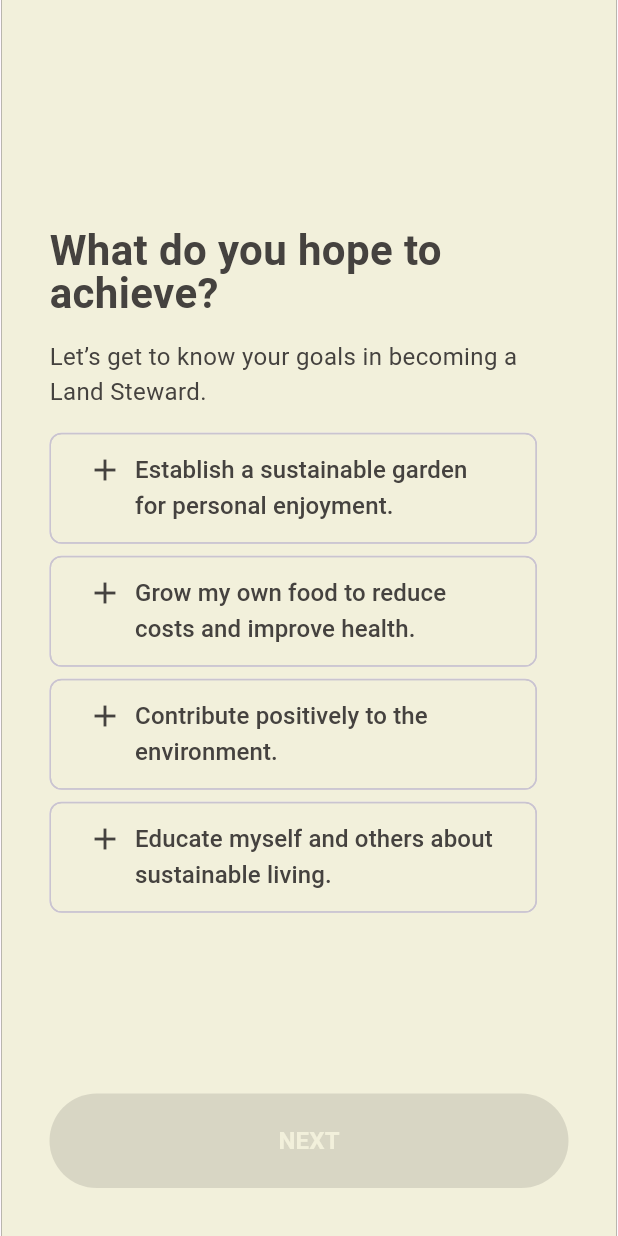
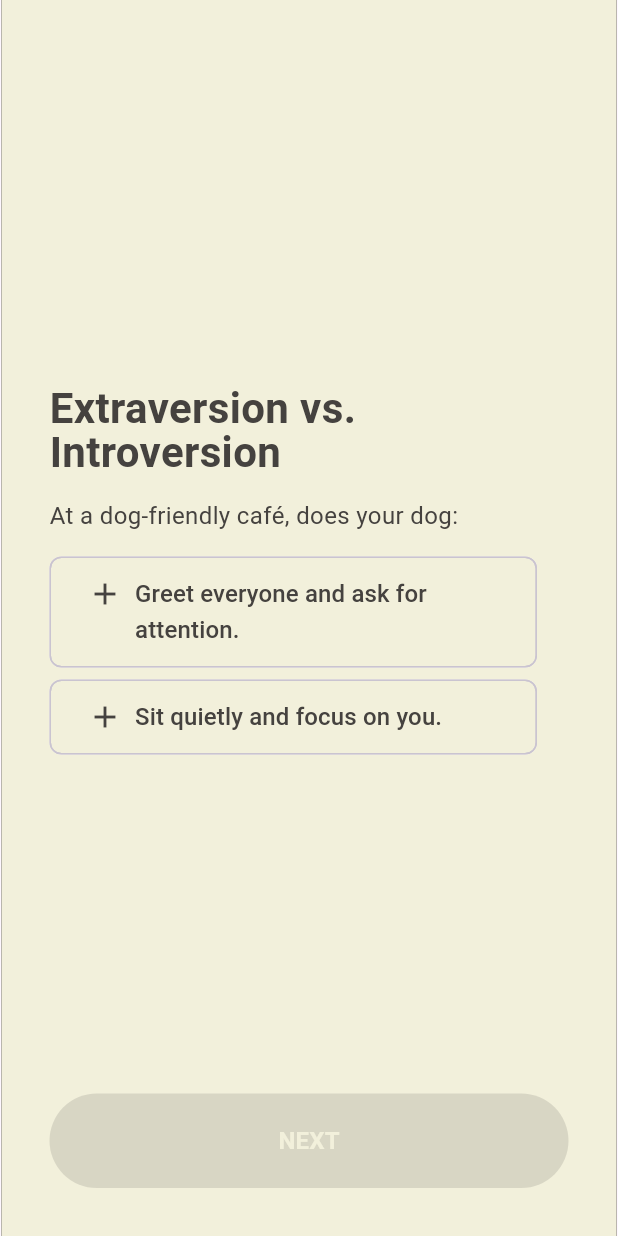
Before and after one commit to nullboundary/pawsonality, a Flutter app: the MbtiQuiz screen opened by its route, on a phone screen of 412 x 824 dp. Run offline on Flutter 3.47's test engine with Material 3 defaults, Android fonts, the phone set to English and light mode, and no system bars; generated files the repository leaves out were written again; Roboto replaces fonts that are missing (AvantGarde LT).

Commit message:
add questions to quiz

```diff
--- a/pawsonality_app/lib/src/app.dart
+++ b/pawsonality_app/lib/src/app.dart
@@ -1,9 +1,9 @@
 import 'package:flutter/material.dart';
 import 'package:flutter_gen/gen_l10n/app_localizations.dart';
 import 'package:flutter_localizations/flutter_localizations.dart';
-import 'package:pawsonality_app/src/screens/home.dart';
-import 'package:pawsonality_app/src/screens/mbti_quiz.dart';
-import 'package:pawsonality_app/src/screens/splash.dart';
+import 'package:pawsonality_app/src/views/home.dart';
+import 'package:pawsonality_app/src/views/mbti_quiz.dart';
+import 'package:pawsonality_app/src/views/splash.dart';
 
 class PawsonalityApp extends StatelessWidget {
   const PawsonalityApp({
--- a/pawsonality_app/lib/src/controllers/ei_controller.dart
+++ /dev/null
@@ -1,38 +0,0 @@
-enum GoalFilterTypes {
-  Personal,
-  Food,
-  Environment,
-  Educate,
-}
-
-class GoalFilterController {
-  Set<GoalFilterTypes> selectedFilters = {};
-
-  String getEnumDescription(GoalFilterTypes enumValue) {
-    final Map<GoalFilterTypes, String> enumToStringMap = {
-      GoalFilterTypes.Personal: 'Establish a sustainable garden for personal enjoyment.',
-      GoalFilterTypes.Food: 'Grow my own food to reduce costs and improve health.',
-      GoalFilterTypes.Environment: 'Contribute positively to the environment.',
-      GoalFilterTypes.Educate: 'Educate myself and others about sustainable living.',
-    };
-
-    return enumToStringMap[enumValue] ?? 'Unknown';
-  }
-
-  void setFilters(List<String> filters) {
-    selectedFilters =
-        filters.map((filter) => GoalFilterTypes.values.firstWhere((element) => element.toString() == filter)).toSet();
-  }
-
-  void addFilter(GoalFilterTypes filter) {
-    selectedFilters.add(filter);
-  }
-
-  void removeFilter(GoalFilterTypes filter) {
-    selectedFilters.remove(filter);
-  }
-
-  List<String> getFilters() {
-    return selectedFilters.map((filter) => filter.toString()).toList();
-  }
-}
--- /dev/null
+++ b/pawsonality_app/lib/src/controllers/question_controller.dart
@@ -0,0 +1,19 @@
+class QuestionController {
+  Map<String, Set<String>> selectedFilters = {};
+
+  void setFilters(String question, List<String> filters) {
+    selectedFilters[question] = filters.toSet();
+  }
+
+  void addFilter(String question, String filter) {
+    selectedFilters.putIfAbsent(question, () => {}).add(filter);
+  }
+
+  void removeFilter(String question, String filter) {
+    selectedFilters[question]?.remove(filter);
+  }
+
+  List<String> getFilters(String question) {
+    return selectedFilters[question]?.toList() ?? [];
+  }
+}
--- /dev/null
+++ b/pawsonality_app/lib/src/infrastructure/models/question_model.dart
@@ -0,0 +1,146 @@
+enum QuestionType {
+  EI, // Extroverted Introvert
+  SN, // Sensing Intuition
+  TF, // Thinking Feeling
+  JP, // Judging Perceiving
+}
+
+enum AnswerType {
+  E, // Extroverted
+  I, // Introvert
+  S, // Sensing
+  N, // Intuition
+  T, // Thinking
+  F, // Feeling
+  J, // Judging
+  P, // Perceiving
+}
+
+class Question {
+  final String questionTitle;
+  final String questionText;
+  final QuestionType questionType;
+  final List<String> answers;
+  final List<AnswerType> answerTypes;
+  final Map<String, String> answerDescriptions;
+
+  Question({
+    required this.questionTitle,
+    required this.questionText,
+    required this.questionType,
+    required this.answers,
+    required this.answerTypes,
+    required this.answerDescriptions,
+  });
+}
+
+final List<Question> eiQuestions = [
+  Question(
+    questionTitle: 'Extraversion vs. Introversion',
+    questionText: 'At a dog-friendly café, does your dog:',
+    questionType: QuestionType.EI,
+    answers: ['Greet everyone', 'Sit quietly'],
+    answerTypes: [AnswerType.E, AnswerType.I],
+    answerDescriptions: {
+      'Greet everyone': 'Greet everyone and ask for attention.',
+      'Sit quietly': 'Sit quietly and focus on you.',
+    },
+  ),
+  Question(
+    questionTitle: 'Extraversion vs. Introversion',
+    questionText: 'When meeting new people, does your dog:',
+    questionType: QuestionType.EI,
+    answers: ['Wag tail', 'Hide'],
+    answerTypes: [AnswerType.E, AnswerType.I],
+    answerDescriptions: {
+      'Wag tail': 'Wag tail and approach happily.',
+      'Hide': 'Hide behind you or stay away.',
+    },
+  ),
+  Question(
+    questionTitle: 'Extraversion vs. Introversion',
+    questionText: 'During group play at the park, does your dog:',
+    questionType: QuestionType.EI,
+    answers: ['Middle', 'Outskirts'],
+    answerTypes: [AnswerType.E, AnswerType.I],
+    answerDescriptions: {
+      'Middle': 'Dive into the middle of the group.',
+      'Outskirts': 'Stay on the outskirts or play with just one friend.',
+    },
+  ),
+];
+
+final List<Question> snQuestions = [
+  Question(
+    questionTitle: 'Sensing vs. Intuition',
+    questionText: 'If you hide a treat, does your dog:',
+    questionType: QuestionType.SN,
+    answers: ['Systematic', 'Guess'],
+    answerTypes: [AnswerType.S, AnswerType.N],
+    answerDescriptions: {
+      'Systematic': 'Sniff systematically to locate it.',
+      'Guess': 'Seem to guess its location or lose interest quickly.',
+    },
+  ),
+  Question(
+    questionTitle: 'Sensing vs. Intuition',
+    questionText: 'When given a puzzle toy, does your dog:',
+    questionType: QuestionType.SN,
+    answers: ['Methodical', 'Experiment'],
+    answerTypes: [AnswerType.S, AnswerType.N],
+    answerDescriptions: {
+      'Methodical': 'Methodically work through the puzzle to get the treat.',
+      'Experiment': 'Experiment with different ways to solve it, even unconventional ones.',
+    },
+  ),
+];
+
+final List<Question> tfQuestions = [
+  Question(
+    questionTitle: 'Thinking vs. Feeling',
+    questionText: 'When scolded for an accident indoors, does your dog:',
+    questionType: QuestionType.TF,
+    answers: ['Acknowledge', 'Upset'],
+    answerTypes: [AnswerType.T, AnswerType.F],
+    answerDescriptions: {
+      'Acknowledge': 'Seem to acknowledge the rule they broke.',
+      'Upset': 'Appear upset and try to comfort you.',
+    },
+  ),
+  Question(
+    questionTitle: 'Thinking vs. Feeling',
+    questionText: 'If another dog growls at them, does your dog:',
+    questionType: QuestionType.TF,
+    answers: ['Respond', 'React'],
+    answerTypes: [AnswerType.T, AnswerType.F],
+    answerDescriptions: {
+      'Respond': 'Respond assertively or disengage calmly.',
+      'React': 'Act fearful or look for reassurance.',
+    },
+  ),
+];
+
+final List<Question> jpQuestions = [
+  Question(
+    questionTitle: 'Judging vs. Perceiving',
+    questionText: 'Does your dog prefer:',
+    questionType: QuestionType.JP,
+    answers: ['Familiar', 'New'],
+    answerTypes: [AnswerType.J, AnswerType.P],
+    answerDescriptions: {
+      'Familiar': 'Predictable walks on familiar routes.',
+      'New': 'Exploring new paths and areas.',
+    },
+  ),
+  Question(
+    questionTitle: 'Judging vs. Perceiving',
+    questionText: 'When playing a game like fetch, does your dog:',
+    questionType: QuestionType.JP,
+    answers: ['Rules', 'Unexpected'],
+    answerTypes: [AnswerType.J, AnswerType.P],
+    answerDescriptions: {
+      'Rules': 'Stick with the rules (bringing the ball back every time).',
+      'Unexpected': 'Change it up (run with the ball or drop it somewhere unexpected).',
+    },
+  ),
+];
--- a/pawsonality_app/lib/src/screens/home.dart
+++ /dev/null
@@ -1,17 +0,0 @@
-import 'package:flutter/material.dart';
-
-class Home extends StatelessWidget {
-  const Home({super.key});
-
-  @override
-  Widget build(BuildContext context) {
-    return Scaffold(
-      appBar: AppBar(
-        title: const Text('Pawsonality'),
-      ),
-      body: const Center(
-        child: Text('Welcome to Pawsonality!'),
-      ),
-    );
-  }
-}
--- a/pawsonality_app/lib/src/screens/mbti_quiz.dart
+++ /dev/null
@@ -1,67 +0,0 @@
-import 'package:flutter/material.dart';
-import 'package:pawsonality_app/src/controllers/ei_controller.dart';
-import 'package:pawsonality_app/src/screens/ei_questions.dart';
-
-class MbtiQuiz extends StatefulWidget {
-  const MbtiQuiz({super.key});
-
-  @override
-  State<MbtiQuiz> createState() => _OnboardState();
-}
-
-class _OnboardState extends State<MbtiQuiz> {
-  final PageController _pageController = PageController();
-  final _formKey = GlobalKey<FormState>();
-  late List<Widget> pages;
-  int _currentPage = 0;
-
-  final GoalFilterController _goalController = GoalFilterController();
-  // final ExpFilterController _expController = ExpFilterController();
-  // final TimeFilterController _timeController = TimeFilterController();
-  // final PlantsFilterController _plantsController = PlantsFilterController();
-
-  @override
-  void initState() {
-    super.initState();
-
-    pages = [
-      // OnboardSplash(pageController: _pageController),
-      OnboardGoal(pageController: _pageController, controller: _goalController),
-      // OnboardExperience(pageController: _pageController, controller: _expController),
-      // OnboardTime(pageController: _pageController, controller: _timeController),
-      // OnboardPlants(pageController: _pageController, controller: _plantsController)
-    ];
-  }
-
-  @override
-  Widget build(BuildContext context) {
-    return Scaffold(
-      body: Form(
-        key: _formKey,
-        child: Stack(
-          key: const ValueKey('onboard'),
-          children: [
-            PageView.builder(
-              itemCount: pages.length,
-              controller: _pageController,
-              physics: const NeverScrollableScrollPhysics(),
-              itemBuilder: (context, index) {
-                return Container(
-                    alignment: Alignment.topCenter,
-                    width: MediaQuery.of(context).size.width,
-                    margin: const EdgeInsets.symmetric(horizontal: 1.0),
-                    decoration: const BoxDecoration(color: Colors.black),
-                    child: pages[index]);
-              },
-              onPageChanged: (index) {
-                setState(() {
-                  _currentPage = index;
-                });
-              },
-            ),
-          ],
-        ),
-      ),
-    );
-  }
-}
--- /dev/null
+++ b/pawsonality_app/lib/src/views/home.dart
@@ -0,0 +1,27 @@
+import 'package:flutter/material.dart';
+
+class Home extends StatelessWidget {
+  const Home({super.key});
+
+  @override
+  Widget build(BuildContext context) {
+    return Scaffold(
+      appBar: AppBar(
+        title: const Text('Pawsonality'),
+      ),
+      body: Center(
+        child: Column(
+          children: [
+            Text('Welcome to Pawsonality!'),
+            ElevatedButton(
+              onPressed: () {
+                Navigator.pushNamed(context, '/mbti_quiz');
+              },
+              child: const Text('Start New'),
+            ),
+          ],
+        ),
+      ),
+    );
+  }
+}
--- /dev/null
+++ b/pawsonality_app/lib/src/views/mbti_quiz.dart
@@ -0,0 +1,73 @@
+import 'package:flutter/material.dart';
+import 'package:pawsonality_app/src/controllers/question_controller.dart';
+import 'package:pawsonality_app/src/infrastructure/models/question_model.dart';
+import 'package:pawsonality_app/src/views/question_view.dart';
+
+class MbtiQuiz extends StatefulWidget {
+  const MbtiQuiz({super.key});
+
+  @override
+  State<MbtiQuiz> createState() => _OnboardState();
+}
+
+class _OnboardState extends State<MbtiQuiz> {
+  final PageController _pageController = PageController();
+  final _formKey = GlobalKey<FormState>();
+  late List<Widget> pages;
+  int _currentPage = 0;
+
+  final QuestionController _eiController = QuestionController();
+  final QuestionController _snController = QuestionController();
+  final QuestionController _tfController = QuestionController();
+  final QuestionController _jpController = QuestionController();
+
+  @override
+  void initState() {
+    super.initState();
+
+    //TODO: Use loops to set up question pages
+    pages = [
+      QuestionView(index: 0, questions: eiQuestions, pageController: _pageController, controller: _eiController),
+      QuestionView(index: 1, questions: eiQuestions, pageController: _pageController, controller: _eiController),
+      QuestionView(index: 2, questions: eiQuestions, pageController: _pageController, controller: _eiController),
+      QuestionView(index: 0, questions: snQuestions, pageController: _pageController, controller: _snController),
+      QuestionView(index: 1, questions: snQuestions, pageController: _pageController, controller: _snController),
+      QuestionView(index: 0, questions: tfQuestions, pageController: _pageController, controller: _tfController),
+      QuestionView(index: 1, questions: tfQuestions, pageController: _pageController, controller: _tfController),
+      QuestionView(index: 0, questions: jpQuestions, pageController: _pageController, controller: _jpController),
+      QuestionView(index: 1, questions: jpQuestions, pageController: _pageController, controller: _jpController),
+    ];
+  }
+
+  @override
+  Widget build(BuildContext context) {
+    return Scaffold(
+      body: Form(
+        key: _formKey,
+        child: Stack(
+          key: const ValueKey('quiz'),
+          children: [
+            PageView.builder(
+              itemCount: pages.length,
+              controller: _pageController,
+              physics: const NeverScrollableScrollPhysics(),
+              itemBuilder: (context, index) {
+                return Container(
+                    alignment: Alignment.topCenter,
+                    width: MediaQuery.of(context).size.width,
+                    margin: const EdgeInsets.symmetric(horizontal: 1.0),
+                    decoration: const BoxDecoration(color: Colors.black),
+                    child: pages[index]);
+              },
+              onPageChanged: (index) {
+                setState(() {
+                  _currentPage = index;
+                });
+              },
+            ),
+          ],
+        ),
+      ),
+    );
+  }
+}
--- a/pawsonality_app/lib/src/screens/ei_questions.dart
+++ b/pawsonality_app/lib/src/views/question_view.dart
@@ -1,20 +1,30 @@
 import 'package:flutter/material.dart';
 
-import 'package:pawsonality_app/src/controllers/ei_controller.dart';
+import 'package:pawsonality_app/src/controllers/question_controller.dart';
 import 'package:pawsonality_app/src/widgets/option_selector.dart';
+import 'package:pawsonality_app/src/infrastructure/models/question_model.dart';
 
-class OnboardGoal extends StatefulWidget {
+class QuestionView extends StatefulWidget {
+  final int index;
+  final List<Question> questions;
   final PageController pageController;
-  final GoalFilterController controller;
-  const OnboardGoal({required this.pageController, required this.controller, super.key});
+  final QuestionController controller;
+  const QuestionView(
+      {required this.index,
+      required this.questions,
+      required this.pageController,
+      required this.controller,
+      super.key});
 
   @override
-  State<OnboardGoal> createState() => _OnboardGoalState();
+  State<QuestionView> createState() => _QuestionViewState();
 }
 
-class _OnboardGoalState extends State<OnboardGoal> {
+class _QuestionViewState extends State<QuestionView> {
   @override
   Widget build(BuildContext context) {
+    final currentQuestion = widget.questions[widget.index];
+
     return Container(
       padding: const EdgeInsets.all(32.0),
       color: const Color(0xFFF2F0DB),
@@ -23,8 +33,8 @@ class _OnboardGoalState extends State<OnboardGoal> {
         crossAxisAlignment: CrossAxisAlignment.start,
         children: [
           const Spacer(),
-          const Text(
-            'What do you hope to achieve? ',
+          Text(
+            currentQuestion.questionTitle,
             style: TextStyle(
                 color: Color(0xFF45423F),
                 fontSize: 28.0,
@@ -33,19 +43,19 @@ class _OnboardGoalState extends State<OnboardGoal> {
                 fontWeight: FontWeight.w700),
           ),
           const SizedBox(height: 16.0),
-          const Text(
-            'Let’s get to know your goals in becoming a Land Steward.',
+          Text(
+            currentQuestion.questionText,
             style: TextStyle(color: Color(0xFF45423F), fontFamily: 'AvantGarde LT', fontSize: 16.0),
           ),
           const SizedBox(height: 16.0),
-          OptionSelector<GoalFilterTypes>(
-            options: GoalFilterTypes.values,
-            getDescription: widget.controller.getEnumDescription,
-            selectedOptions: widget.controller.selectedFilters,
+          OptionSelector<String>(
+            options: currentQuestion.answers,
+            getDescription: (option) => currentQuestion.answerDescriptions[option] ?? 'Unknown',
+            selectedOptions: widget.controller.getFilters(currentQuestion.questionText).toSet(),
             onSelected: (option, selected) {
               setState(() {
                 if (selected) {
-                  widget.controller.selectedFilters.add(option);
+                  widget.controller.setFilters(currentQuestion.questionText, [option]);
                 } else {
                   widget.controller.selectedFilters.remove(option);
                 }
--- a/pawsonality_app/lib/src/screens/splash.dart
+++ b/pawsonality_app/lib/src/views/splash.dart
@@ -12,7 +12,7 @@ class _SplashState extends State<Splash> {
   void initState() {
     super.initState();
     Future.delayed(const Duration(seconds: 1), () {
-      Navigator.pushReplacementNamed(context, '/mbti_quiz');
+      Navigator.pushReplacementNamed(context, '/home');
     });
   }
 
--- a/pawsonality_app/lib/src/widgets/option_selector.dart
+++ b/pawsonality_app/lib/src/widgets/option_selector.dart
@@ -1,6 +1,6 @@
 import 'package:flutter/material.dart';
 
-class OptionSelector<T extends Enum> extends StatelessWidget {
+class OptionSelector<T extends String> extends StatelessWidget {
   final List<T> options;
   final String Function(T) getDescription;
   final Set<T> selectedOptions;
```
